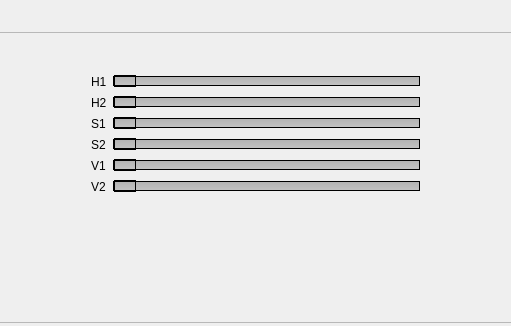
This is Binary_cam/mainwindow.ui in rafaelgp23/OpenCVproject as Qt 5 draws it before an edit; both pictures show x 451 to 962 and y 418 to 744 of the 1362 by 744 pixel window. The edited form follows.
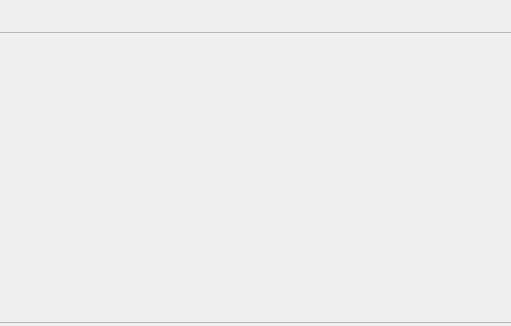
This is the edited form. The open tabs and pages were chosen to show the change.

```diff
--- a/Binary_cam/mainwindow.ui
+++ b/Binary_cam/mainwindow.ui
@@ -140,27 +140,25 @@
            </layout>
           </widget>
          </widget>
-        </widget>
-        <widget class="QWidget" name="page_1">
          <widget class="QWidget" name="formLayoutWidget_2">
           <property name="geometry">
            <rect>
-            <x>250</x>
-            <y>20</y>
+            <x>260</x>
+            <y>40</y>
             <width>351</width>
-            <height>206</height>
+            <height>101</height>
            </rect>
           </property>
           <layout class="QFormLayout" name="formLayout_5">
            <item row="0" column="0">
             <widget class="QLabel" name="label_25">
              <property name="text">
-              <string>H1</string>
+              <string>Saturation</string>
              </property>
             </widget>
            </item>
            <item row="0" column="1">
-            <widget class="QSlider" name="horizontalSlider_H1_4">
+            <widget class="QSlider" name="horizontalSlider_Satur">
              <property name="styleSheet">
               <string notr="true">QSlider::groove:horizontal {
     border: 1px solid black;
@@ -179,7 +177,10 @@
 }</string>
              </property>
              <property name="maximum">
-              <number>180</number>
+              <number>100</number>
+             </property>
+             <property name="value">
+              <number>50</number>
              </property>
              <property name="tracking">
               <bool>true</bool>
@@ -192,12 +193,12 @@
            <item row="1" column="0">
             <widget class="QLabel" name="label_26">
              <property name="text">
-              <string>H2</string>
+              <string>Brightness</string>
              </property>
             </widget>
            </item>
            <item row="1" column="1">
-            <widget class="QSlider" name="horizontalSlider_H2_4">
+            <widget class="QSlider" name="horizontalSlider_Bright">
              <property name="styleSheet">
               <string notr="true">QSlider::groove:horizontal {
     border: 1px solid black;
@@ -216,7 +217,10 @@
 }</string>
              </property>
              <property name="maximum">
-              <number>180</number>
+              <number>100</number>
+             </property>
+             <property name="value">
+              <number>50</number>
              </property>
              <property name="tracking">
               <bool>true</bool>
@@ -229,12 +233,12 @@
            <item row="2" column="0">
             <widget class="QLabel" name="label_27">
              <property name="text">
-              <string>S1</string>
+              <string>Contrast</string>
              </property>
             </widget>
            </item>
            <item row="2" column="1">
-            <widget class="QSlider" name="horizontalSlider_S1_4">
+            <widget class="QSlider" name="horizontalSlider_Contr">
              <property name="styleSheet">
               <string notr="true">QSlider::groove:horizontal {
     border: 1px solid black;
@@ -253,7 +257,10 @@
 }</string>
              </property>
              <property name="maximum">
-              <number>255</number>
+              <number>100</number>
+             </property>
+             <property name="value">
+              <number>50</number>
              </property>
              <property name="tracking">
               <bool>true</bool>
@@ -263,111 +270,10 @@
              </property>
             </widget>
            </item>
-           <item row="3" column="0">
-            <widget class="QLabel" name="label_28">
-             <property name="text">
-              <string>S2</string>
-             </property>
-            </widget>
-           </item>
-           <item row="3" column="1">
-            <widget class="QSlider" name="horizontalSlider_S2_4">
-             <property name="styleSheet">
-              <string notr="true">QSlider::groove:horizontal {
-    border: 1px solid black;
-    height: 8px; /* the groove expands to the size of the slider by default. by giving it a height, it has a fixed size */
-    background: qlineargradient(x1:0, y1:0, x2:0, y2:1, stop:0 #B1B1B1, stop:1 #c4c4c4);
-    margin: 2px 0;
-}
-
-QSlider::handle:horizontal {
-    background-color: qlineargradient(x1: 0, y1: 0, x2: 0, y2: 1,
-                                      stop: 0 #FFD452, stop: 1 yellow);
-    border: 1px solid black;
-    width: 20px;
-    margin: -2px 0; /* handle is placed by default on the contents rect of the groove. Expand outside the groove */
-    border-radius: 0px;
-}</string>
-             </property>
-             <property name="maximum">
-              <number>255</number>
-             </property>
-             <property name="orientation">
-              <enum>Qt::Horizontal</enum>
-             </property>
-            </widget>
-           </item>
-           <item row="4" column="0">
-            <widget class="QLabel" name="label_29">
-             <property name="text">
-              <string>V1</string>
-             </property>
-            </widget>
-           </item>
-           <item row="4" column="1">
-            <widget class="QSlider" name="horizontalSlider_V1_4">
-             <property name="styleSheet">
-              <string notr="true">QSlider::groove:horizontal {
-    border: 1px solid black;
-    height: 8px; /* the groove expands to the size of the slider by default. by giving it a height, it has a fixed size */
-    background: qlineargradient(x1:0, y1:0, x2:0, y2:1, stop:0 #B1B1B1, stop:1 #c4c4c4);
-    margin: 2px 0;
-}
-
-QSlider::handle:horizontal {
-    background-color: qlineargradient(x1: 0, y1: 0, x2: 0, y2: 1,
-                                      stop: 0 #FFD452, stop: 1 yellow);
-    border: 1px solid black;
-    width: 20px;
-    margin: -2px 0; /* handle is placed by default on the contents rect of the groove. Expand outside the groove */
-    border-radius: 0px;
-}</string>
-             </property>
-             <property name="maximum">
-              <number>255</number>
-             </property>
-             <property name="orientation">
-              <enum>Qt::Horizontal</enum>
-             </property>
-            </widget>
-           </item>
-           <item row="5" column="0">
-            <widget class="QLabel" name="label_30">
-             <property name="text">
-              <string>V2</string>
-             </property>
-            </widget>
-           </item>
-           <item row="5" column="1">
-            <widget class="QSlider" name="horizontalSlider_V2_4">
-             <property name="styleSheet">
-              <string notr="true">QSlider::groove:horizontal {
-    border: 1px solid black;
-    height: 8px; /* the groove expands to the size of the slider by default. by giving it a height, it has a fixed size */
-    background: qlineargradient(x1:0, y1:0, x2:0, y2:1, stop:0 #B1B1B1, stop:1 #c4c4c4);
-    margin: 2px 0;
-}
-
-QSlider::handle:horizontal {
-    background-color: qlineargradient(x1: 0, y1: 0, x2: 0, y2: 1,
-                                      stop: 0 #FFD452, stop: 1 yellow);
-    border: 1px solid black;
-    width: 20px;
-    margin: -2px 0; /* handle is placed by default on the contents rect of the groove. Expand outside the groove */
-    border-radius: 0px;
-}</string>
-             </property>
-             <property name="maximum">
-              <number>255</number>
-             </property>
-             <property name="orientation">
-              <enum>Qt::Horizontal</enum>
-             </property>
-            </widget>
-           </item>
           </layout>
          </widget>
         </widget>
+        <widget class="QWidget" name="page_1"/>
        </widget>
       </item>
      </layout>
```
